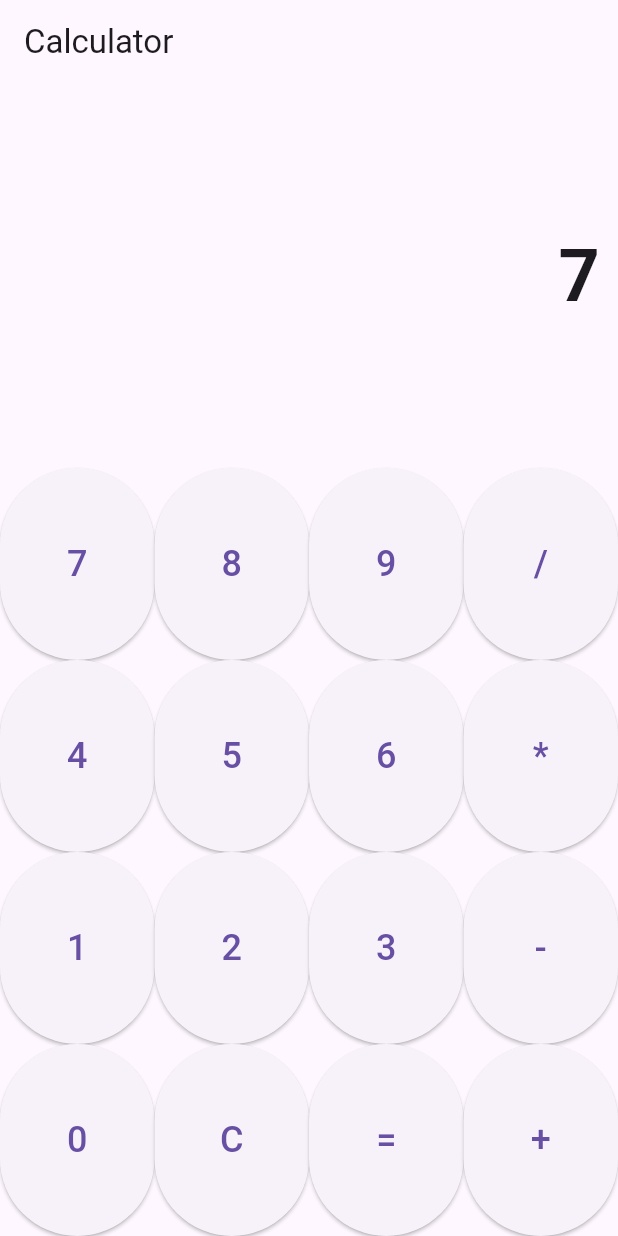
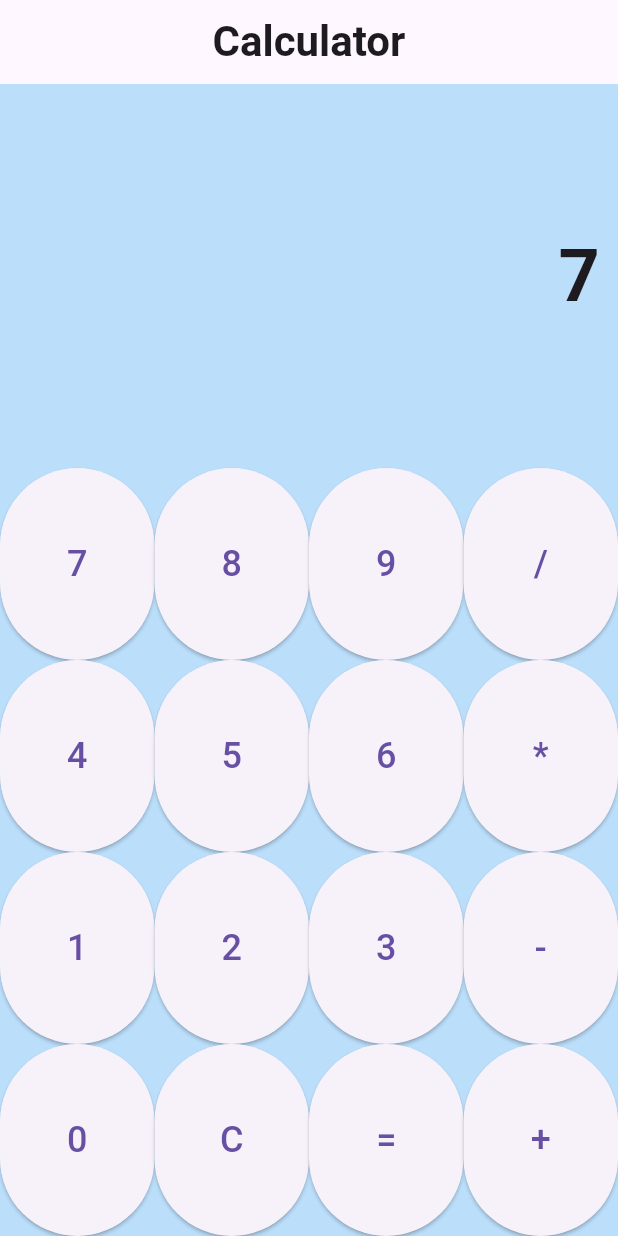
Before and after one commit to itsxri/calculator_app, a Flutter app: the screen it shows after launch, after a tap on an icon or button, on a phone screen of 412 x 824 dp. Run offline on Flutter 3.47's test engine with Material 3 defaults, Android fonts, the phone set to English and light mode, and no system bars.

Commit message:
Added a blue background and fixed the font so that the title would be bolded and in the center

```diff
--- a/lib/main.dart
+++ b/lib/main.dart
@@ -33,7 +33,17 @@ class _CalculatorHomeState extends State<CalculatorHome> {
   @override
   Widget build(BuildContext context) {
     return Scaffold(
-      appBar: AppBar(title: Text("Calculator")),
+      backgroundColor: Colors.blue[100],  // Light blue background
+      appBar: AppBar(
+        title: Text(
+          "Calculator",
+          style: TextStyle(
+            fontSize: 28,  // Larger font size
+            fontWeight: FontWeight.bold,  // Bold font
+          ),
+        ),
+        centerTitle: true,  // Center the title
+      ),
       body: Column(
         children: <Widget>[
           Expanded(
@@ -116,7 +126,7 @@ class _CalculatorHomeState extends State<CalculatorHome> {
             _output = (_num1 * _num2).toString();
             break;
           case "/":
-            _output = _num2 != 0 ? (_num1 / _num2).toString() : "Error"; // Handle division by zero
+            _output = _num2 != 0 ? (_num1 / _num2).toString() : "Error";
             break;
         }
         _num1 = 0;
@@ -127,7 +137,7 @@ class _CalculatorHomeState extends State<CalculatorHome> {
         if (_output == "0") {
           _output = buttonText;
         } else {
-          _output += buttonText;  // Appending input to current number
+          _output += buttonText;
         }
       }
     });
```
